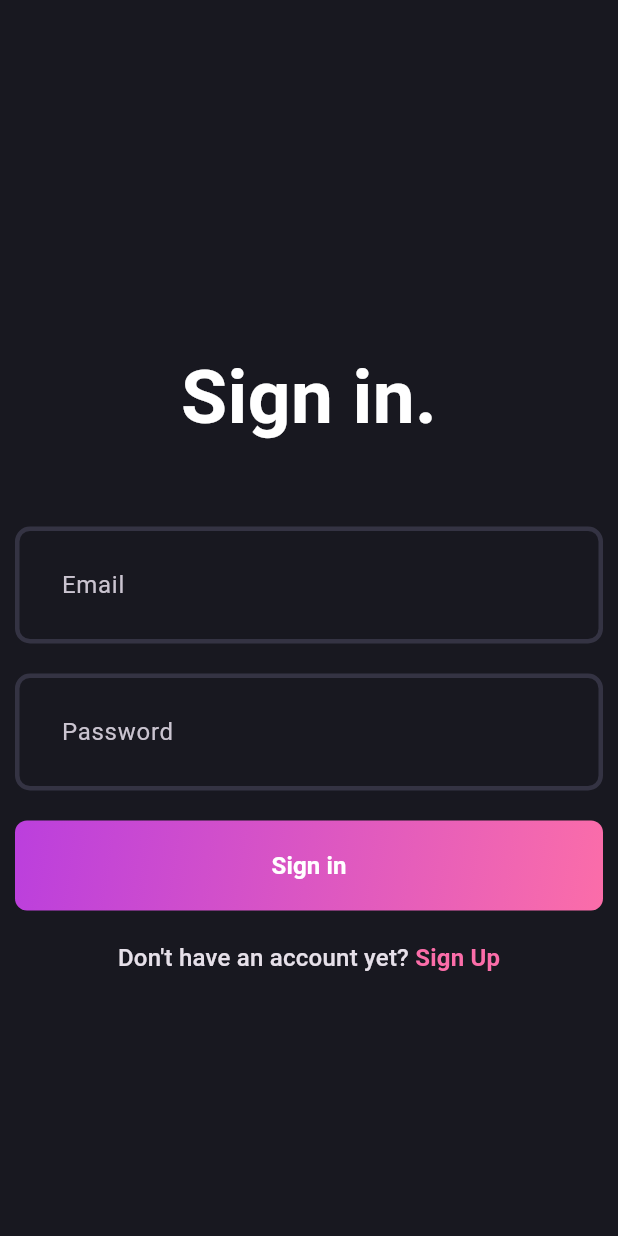
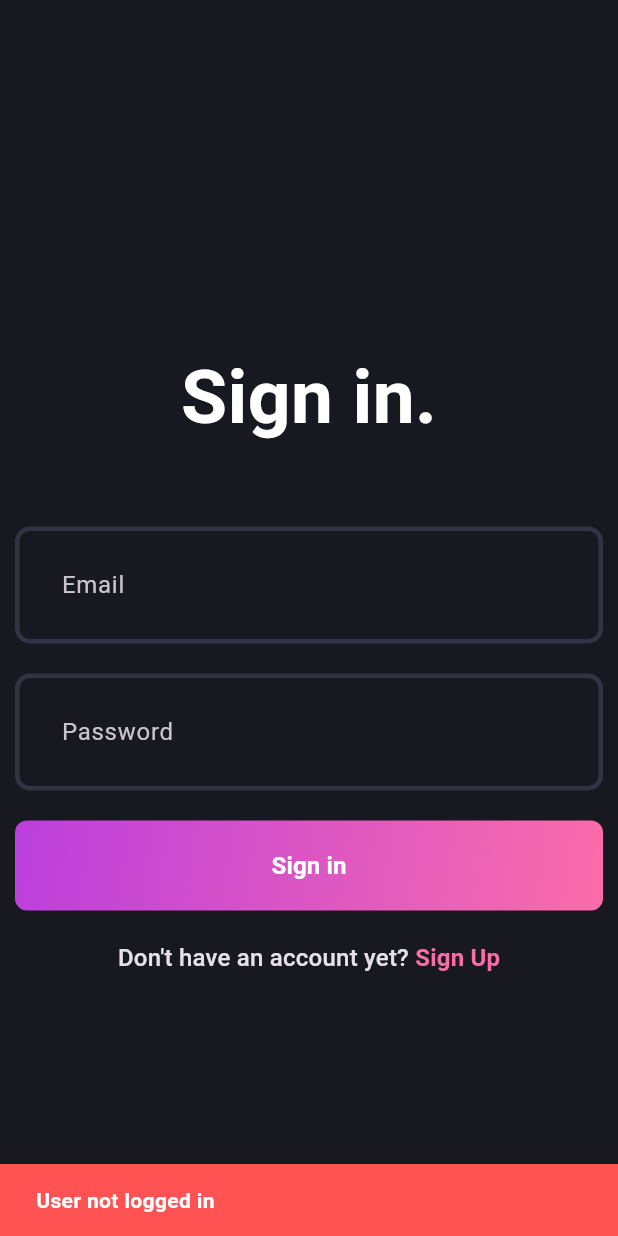
Before and after one commit to ShishirRijal/iWrite, a Flutter app: the first screen one second after launch, on a phone screen of 412 x 824 dp. Run offline on Flutter 3.47's test engine with Material 3 defaults, Android fonts, the phone set to English and light mode, and no system bars; our stand-ins replace flutter_bloc, fpdart, get_it, supabase_flutter; accounts and stored records are empty.

Commit message:
check user login on app start

```diff
--- a/lib/dependency_injection.dart
+++ b/lib/dependency_injection.dart
@@ -1,4 +1,5 @@
 import 'package:get_it/get_it.dart';
+import 'package:iwrite/core/common/cubits/app_user/app_user_cubit.dart';
 import 'package:iwrite/core/secrets/app_secrets.dart';
 import 'package:iwrite/features/auth/data/data_sources/auth_remote_data_source.dart';
 import 'package:iwrite/features/auth/data/repositories/auth_repository_impl.dart';
@@ -18,6 +19,9 @@ Future<void> initDependencies() async {
   );
 
   serviceLocator.registerLazySingleton(() => supabase.client);
+
+  // Core
+  serviceLocator.registerLazySingleton(() => AppUserCubit());
 
   await _initAuth();
 }
@@ -53,5 +57,6 @@ Future<void> _initAuth() async {
         userSignUp: serviceLocator(),
         userLogin: serviceLocator(),
         currentUser: serviceLocator(),
+        appUserCubit: serviceLocator(),
       ));
 }
--- a/lib/features/auth/data/models/user_model.dart
+++ b/lib/features/auth/data/models/user_model.dart
@@ -1,4 +1,4 @@
-import 'package:iwrite/features/auth/domain/entities/user.dart';
+import 'package:iwrite/core/common/entities/user.dart';
 
 class UserModel extends User {
   UserModel({
--- a/lib/features/auth/data/repositories/auth_repository_impl.dart
+++ b/lib/features/auth/data/repositories/auth_repository_impl.dart
@@ -2,7 +2,7 @@ import 'package:fpdart/fpdart.dart';
 import 'package:iwrite/core/error/exceptions.dart';
 import 'package:iwrite/core/error/failures.dart';
 import 'package:iwrite/features/auth/data/data_sources/auth_remote_data_source.dart';
-import 'package:iwrite/features/auth/domain/entities/user.dart';
+import 'package:iwrite/core/common/entities/user.dart';
 import 'package:iwrite/features/auth/domain/repositories/auth_repository.dart';
 
 class AuthRepositoryImpl implements AuthRepository {
--- a/lib/features/auth/domain/repositories/auth_repository.dart
+++ b/lib/features/auth/domain/repositories/auth_repository.dart
@@ -1,6 +1,6 @@
 import 'package:fpdart/fpdart.dart';
 import 'package:iwrite/core/error/failures.dart';
-import 'package:iwrite/features/auth/domain/entities/user.dart';
+import 'package:iwrite/core/common/entities/user.dart';
 
 abstract interface class AuthRepository {
   Future<Either<Failure, User>> signUpWithEmailAndPassword({
--- a/lib/features/auth/domain/usecases/current_user.dart
+++ b/lib/features/auth/domain/usecases/current_user.dart
@@ -1,7 +1,7 @@
 import 'package:fpdart/fpdart.dart';
 import 'package:iwrite/core/error/failures.dart';
 import 'package:iwrite/core/usecases/usecase.dart';
-import 'package:iwrite/features/auth/domain/entities/user.dart';
+import 'package:iwrite/core/common/entities/user.dart';
 import 'package:iwrite/features/auth/domain/repositories/auth_repository.dart';
 
 class CurrentUser implements UseCase<User, NoParams> {
--- a/lib/features/auth/domain/usecases/user_login.dart
+++ b/lib/features/auth/domain/usecases/user_login.dart
@@ -1,7 +1,7 @@
 import 'package:fpdart/fpdart.dart';
 import 'package:iwrite/core/error/failures.dart';
 import 'package:iwrite/core/usecases/usecase.dart';
-import 'package:iwrite/features/auth/domain/entities/user.dart';
+import 'package:iwrite/core/common/entities/user.dart';
 import 'package:iwrite/features/auth/domain/repositories/auth_repository.dart';
 
 class UserLogin implements UseCase<User, LoginParams> {
--- a/lib/features/auth/domain/usecases/user_sign_up.dart
+++ b/lib/features/auth/domain/usecases/user_sign_up.dart
@@ -1,7 +1,7 @@
 import 'package:fpdart/fpdart.dart';
 import 'package:iwrite/core/error/failures.dart';
 import 'package:iwrite/core/usecases/usecase.dart';
-import 'package:iwrite/features/auth/domain/entities/user.dart';
+import 'package:iwrite/core/common/entities/user.dart';
 import 'package:iwrite/features/auth/domain/repositories/auth_repository.dart';
 
 class UserSignUp implements UseCase<User, SignUpParams> {
--- a/lib/features/auth/presentation/bloc/auth_bloc.dart
+++ b/lib/features/auth/presentation/bloc/auth_bloc.dart
@@ -1,7 +1,8 @@
 import 'package:flutter/material.dart';
 import 'package:flutter_bloc/flutter_bloc.dart';
+import 'package:iwrite/core/common/cubits/app_user/app_user_cubit.dart';
 import 'package:iwrite/core/usecases/usecase.dart';
-import 'package:iwrite/features/auth/domain/entities/user.dart';
+import 'package:iwrite/core/common/entities/user.dart';
 import 'package:iwrite/features/auth/domain/usecases/current_user.dart';
 import 'package:iwrite/features/auth/domain/usecases/user_login.dart';
 import 'package:iwrite/features/auth/domain/usecases/user_sign_up.dart';
@@ -13,14 +14,17 @@ class AuthBloc extends Bloc<AuthEvent, AuthState> {
   final UserSignUp _userSignUp;
   final UserLogin _userLogin;
   final CurrentUser _currentUser;
+  final AppUserCubit _appUserCubit;
 
   AuthBloc(
       {required UserSignUp userSignUp,
       required UserLogin userLogin,
-      required CurrentUser currentUser})
+      required CurrentUser currentUser,
+      required AppUserCubit appUserCubit})
       : _userSignUp = userSignUp,
         _userLogin = userLogin,
         _currentUser = currentUser,
+        _appUserCubit = appUserCubit,
         super(AuthInitial()) {
     on<AuthSignUp>(_onAuthSignUp);
 
@@ -43,7 +47,7 @@ class AuthBloc extends Bloc<AuthEvent, AuthState> {
     response.fold((l) {
       emit(AuthFailure(l.message));
     }, (r) {
-      emit(AuthSuccess(r));
+      _emitAuthSuccess(r, emit);
     });
   }
 
@@ -60,7 +64,7 @@ class AuthBloc extends Bloc<AuthEvent, AuthState> {
     response.fold((l) {
       emit(AuthFailure(l.message));
     }, (r) {
-      emit(AuthSuccess(r));
+      _emitAuthSuccess(r, emit);
     });
   }
 
@@ -72,7 +76,12 @@ class AuthBloc extends Bloc<AuthEvent, AuthState> {
     response.fold((l) {
       emit(AuthFailure(l.message));
     }, (r) {
-      emit(AuthSuccess(r));
+      _emitAuthSuccess(r, emit);
     });
   }
+
+  void _emitAuthSuccess(User user, Emitter<AuthState> emit) {
+    _appUserCubit.updateUser(user);
+    emit(AuthSuccess(user));
+  }
 }
--- a/lib/main.dart
+++ b/lib/main.dart
@@ -1,5 +1,6 @@
 import 'package:flutter/material.dart';
 import 'package:flutter_bloc/flutter_bloc.dart';
+import 'package:iwrite/core/common/cubits/app_user/app_user_cubit.dart';
 import 'package:iwrite/core/theme/theme.dart';
 import 'package:iwrite/dependency_injection.dart';
 import 'package:iwrite/features/auth/presentation/bloc/auth_bloc.dart';
@@ -11,20 +12,48 @@ void main() async {
 
   runApp(MultiBlocProvider(providers: [
     BlocProvider(
+      create: (context) => serviceLocator<AppUserCubit>(),
+    ),
+    BlocProvider(
       create: (context) => serviceLocator<AuthBloc>(),
     ),
   ], child: const MyApp()));
 }
 
-class MyApp extends StatelessWidget {
+class MyApp extends StatefulWidget {
   const MyApp({super.key});
+
+  @override
+  State<MyApp> createState() => _MyAppState();
+}
+
+class _MyAppState extends State<MyApp> {
+  @override
+  void initState() {
+    super.initState();
+    context.read<AuthBloc>().add(AuthUserLoggedIn());
+  }
 
   @override
   Widget build(BuildContext context) {
     return MaterialApp(
       title: 'Flutter Demo',
       theme: AppTheme.darkThemeMode,
-      home: const LoginView(),
+      home: BlocSelector<AppUserCubit, AppUserState, bool>(
+        selector: (state) {
+          return state is AppUserLoggedIn;
+        },
+        builder: (context, isLoggedIn) {
+          if (isLoggedIn) {
+            return const Scaffold(
+                body: Center(
+              child: Text("Home"),
+            ));
+          }
+
+          return const LoginView();
+        },
+      ),
     );
   }
 }
```
Also changed, not shown: lib/features/auth/domain/entities/user.dart (deleted, +0 -11 lines).
